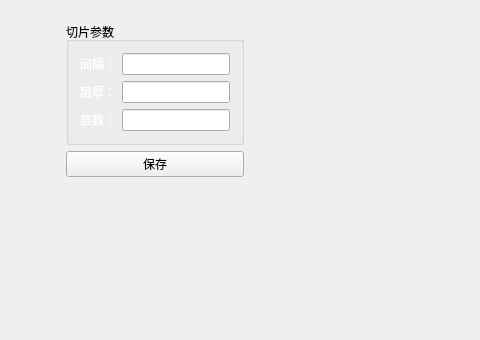
BigBrotherHui/TestViewer, file src/Applications/Asclepios-DICOM-Viewer_Modified/widgetscontainer.ui: the form before one commit; both pictures show x 0 to 480 and y 0 to 340 of the 1022 by 750 pixel window.
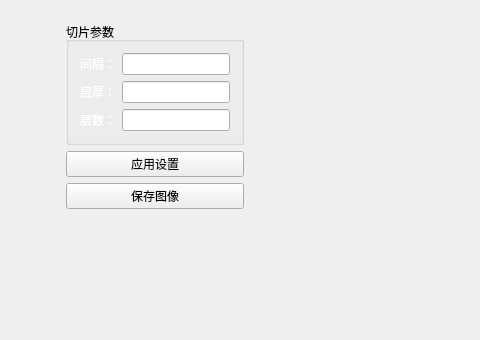
The form after the commit. Icons and pictures are not drawn.

Diff of the .ui file:
```diff
--- a/src/Applications/Asclepios-DICOM-Viewer_Modified/widgetscontainer.ui
+++ b/src/Applications/Asclepios-DICOM-Viewer_Modified/widgetscontainer.ui
@@ -403,10 +403,17 @@
          </layout>
         </widget>
        </item>
+       <item>
+        <widget class="QPushButton" name="buttonApplySettings">
+         <property name="text">
+          <string>应用设置</string>
+         </property>
+        </widget>
+       </item>
        <item>
         <widget class="QPushButton" name="buttonSave">
          <property name="text">
-          <string>保存</string>
+          <string>保存图像</string>
          </property>
         </widget>
        </item>
```
